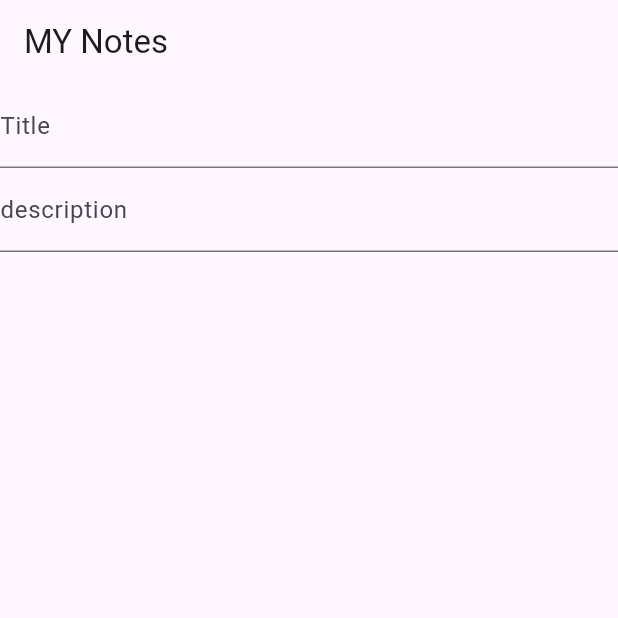
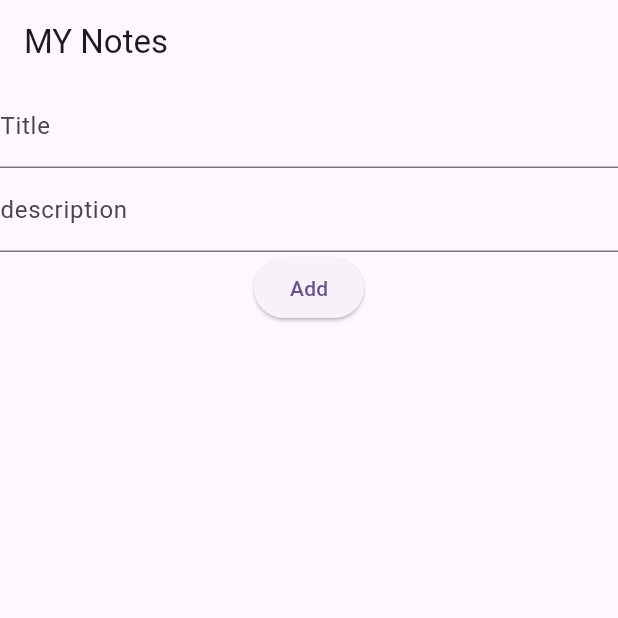
Before and after one commit to S0ham001/My_notes_app--flutter-, a Flutter app: the screen it shows after launch, on a phone screen of 412 x 824 dp, the top half of it. Run offline on Flutter 3.47's test engine with Material 3 defaults, Android fonts, the phone set to English and light mode, and no system bars.

```diff
--- /dev/null
+++ b/lib/models/note.dart
@@ -0,0 +1,10 @@
+class Note {
+  String id;
+  String title;
+  String description;
+  Note ({
+    required this.title,
+    required this.description,
+    required this.id,
+  });
+}
--- a/lib/screens/note_screen.dart
+++ b/lib/screens/note_screen.dart
@@ -1,4 +1,5 @@
 import 'package:flutter/material.dart';
+import 'package:notes_app/models/note.dart';
 
 class NoteScreen extends StatefulWidget {
   const NoteScreen({super.key});
@@ -10,6 +11,9 @@ class NoteScreen extends StatefulWidget {
 class _NoteScreenState extends State<NoteScreen> {
   TextEditingController titleTxtCntrl = TextEditingController();
   TextEditingController descTxtCntrl = TextEditingController();
+  List<Note> notes = [];
+
+
 
   @override
   Widget build(BuildContext context) {
@@ -34,7 +38,36 @@ class _NoteScreenState extends State<NoteScreen> {
               labelText: "description",
               ),
           ),
-
+          ElevatedButton(onPressed: () {
+            // add logic
+            if ( titleTxtCntrl.text.isNotEmpty && descTxtCntrl.text.isNotEmpty){
+              notes.add(
+                Note(
+                  id: DateTime.now().toIso8601String(),
+                  title: titleTxtCntrl.text,
+                  description: descTxtCntrl.text,
+                ),
+              );
+              titleTxtCntrl.clear();
+              descTxtCntrl.clear();
+              setState(() {});
+            } else {}
+          },
+          child: Text("Add")),
+          //Display
+          Expanded(child: ListView.builder(
+            itemCount: notes.length,
+            itemBuilder:
+              (context, index) => ListTile(
+                title: Text("${notes[index].title}"),
+                subtitle: Text("${notes[index].description}"),
+                trailing: IconButton(
+                  onPressed: (){},
+                  icon: Icon(Icons.delete),
+                ),
+              ),
+            ),
+          ),
         ],
       ),
     );
```
